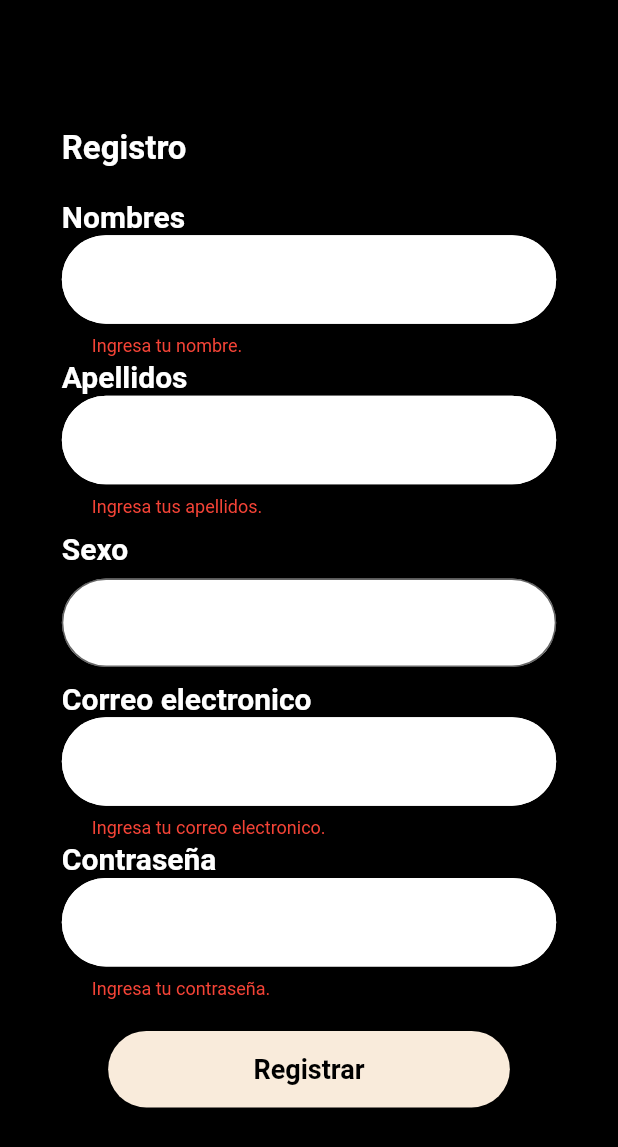
After one commit to RodriCalle/FashionApp, a Flutter app: the screen it shows after launch, after a tap on "Registrar", on a phone screen of 412 x 824 dp. The commit adds this screen. Shown: the top 1147 px of the screen. Run offline on Flutter 3.47's test engine with Material 2 defaults, Android fonts, the phone set to English and light mode, and no system bars; our stand-ins replace image_picker.

Commit message:
Sign Up Page added

```diff
--- /dev/null
+++ b/lib/classes/Auth.dart
@@ -0,0 +1,25 @@
+class Login {
+  String email;
+  String password;
+
+  Login({
+    this.email = '',
+    this.password = '',
+  });
+}
+
+class Account {
+  String names;
+  String lastNames;
+  String sex;
+  String email;
+  String password;
+
+  Account({
+    this.names = '',
+    this.lastNames = '',
+    this.sex = '',
+    this.email = '',
+    this.password = ''
+  });
+}
--- a/lib/main.dart
+++ b/lib/main.dart
@@ -1,5 +1,6 @@
 
 import 'package:demo_fashion_app/views/LoginPage.dart';
+import 'package:demo_fashion_app/views/SignUpPage.dart';
 import 'package:flutter/material.dart';
 
 import 'components/ScaffoldComponent.dart';
@@ -16,7 +17,7 @@ class MyApp extends StatelessWidget {
     return MaterialApp(
       title: 'Fashion App',
       debugShowCheckedModeBanner: false,
-      home: ScaffoldComponent(),
+      home: SignUpPage(),
     );
   }
 }
--- a/lib/views/LoginPage.dart
+++ b/lib/views/LoginPage.dart
@@ -1,3 +1,4 @@
+import 'package:demo_fashion_app/classes/Auth.dart';
 import 'package:flutter/material.dart';
 
 class LoginPage extends StatefulWidget {
@@ -9,8 +10,7 @@ class LoginPage extends StatefulWidget {
 
 class _LoginPageState extends State<LoginPage> {
   final _formKey = GlobalKey<FormState>(); // GlobalKey para el formulario
-  String _email = '';
-  String _password = '';
+  Login loginData = new Login();
 
   final OutlineInputBorder border = OutlineInputBorder(
     borderRadius: BorderRadius.circular(30),
@@ -80,7 +80,7 @@ class _LoginPageState extends State<LoginPage> {
                             return null;
                           },
                           onSaved: (value) {
-                            _email = value!;
+                            loginData.email = value!;
                           },
                         ),
                       ),
@@ -89,6 +89,7 @@ class _LoginPageState extends State<LoginPage> {
                         width: bodyWidth * 0.65,
                         height: bodyHeight * 0.12,
                         child: TextFormField(
+                          obscureText: true,
                           cursorColor: Colors.white,
                           style: TextStyle(
                             color: Colors.white,
@@ -113,7 +114,7 @@ class _LoginPageState extends State<LoginPage> {
                             return null;
                           },
                           onSaved: (value) {
-                            _password = value!;
+                            loginData.password = value!;
                           },
                         ),
                       ),
--- /dev/null
+++ b/lib/views/SignUpPage.dart
@@ -0,0 +1,289 @@
+import 'package:demo_fashion_app/classes/Auth.dart';
+import 'package:flutter/material.dart';
+
+class SignUpPage extends StatefulWidget {
+  const SignUpPage({Key? key}) : super(key: key);
+
+  @override
+  State<SignUpPage> createState() => _SignUpPageState();
+}
+
+class _SignUpPageState extends State<SignUpPage> {
+  final _formKey = GlobalKey<FormState>();
+  Account accountData = new Account();
+
+  final OutlineInputBorder border = OutlineInputBorder(
+    borderRadius: BorderRadius.circular(30),
+    borderSide: BorderSide(color: Colors.white),
+  );
+
+  final TextStyle txtStyle = TextStyle(
+    fontSize: 20,
+    color: Colors.white,
+    fontWeight: FontWeight.w600,
+  );
+
+  final double heightTextFormField = 0.13;
+
+  @override
+  Widget build(BuildContext context) {
+    return LayoutBuilder(builder: (context, constraints) {
+      double bodyHeight = constraints.maxHeight;
+      double bodyWidth = constraints.maxWidth;
+
+      return Material(
+        color: Colors.black,
+        child: Container(
+          child: Form(
+            key: _formKey,
+            child: Column(
+              mainAxisAlignment: MainAxisAlignment.center,
+              crossAxisAlignment: CrossAxisAlignment.center,
+              children: [
+                Container(
+                  margin: EdgeInsets.fromLTRB(0, 0, 0, 20),
+                  width: bodyWidth * 0.8,
+                  child: Text("Registro", style: TextStyle(color: Colors.white, fontSize: 22, fontWeight: FontWeight.bold)),
+                ),
+                Column(
+                  mainAxisAlignment: MainAxisAlignment.spaceBetween,
+                  children: [
+
+                    Container(
+                      width: bodyWidth * 0.8,
+                      height: bodyHeight * heightTextFormField,
+                      child: Column(
+                        mainAxisAlignment: MainAxisAlignment.spaceEvenly,
+                        children: [
+                          Row(
+                            children: [
+                              Text(
+                                "Nombres",
+                                style: txtStyle,
+                              ),
+                            ],
+                          ),
+                          TextFormField(
+                            cursorColor: Colors.black,
+                            style: TextStyle(
+                              color: Colors.black,
+                            ),
+                            decoration: InputDecoration(
+                              filled: true,
+                              fillColor: Colors.white,
+                              border: border,
+                              contentPadding: EdgeInsets.symmetric(
+                                  horizontal: 20, vertical: 20),
+                              focusedBorder: border,
+                              errorBorder: border,
+                              errorStyle: TextStyle(color: Colors.red),
+                            ),
+                            validator: (value) {
+                              if (value == null || value.isEmpty) {
+                                return 'Ingresa tu nombre.';
+                              }
+                              return null;
+                            },
+                            onSaved: (value) {
+                              accountData.names = value!;
+                            },
+                          ),
+                        ],
+                      ),
+                    ),
+                    Container(
+                      width: bodyWidth * 0.8,
+                      height: bodyHeight * heightTextFormField,
+                      child: Column(
+                        mainAxisAlignment: MainAxisAlignment.spaceEvenly,
+                        children: [
+                          Row(
+                            children: [
+                              Text(
+                                "Apellidos",
+                                style: txtStyle,
+                              ),
+                            ],
+                          ),
+                          TextFormField(
+                            cursorColor: Colors.black,
+                            style: TextStyle(
+                              color: Colors.black,
+                            ),
+                            decoration: InputDecoration(
+                              filled: true,
+                              fillColor: Colors.white,
+                              border: border,
+                              contentPadding: EdgeInsets.symmetric(
+                                  horizontal: 20, vertical: 20),
+                              focusedBorder: border,
+                              errorBorder: border,
+                              errorStyle: TextStyle(color: Colors.red),
+                            ),
+                            validator: (value) {
+                              if (value == null || value.isEmpty) {
+                                return 'Ingresa tus apellidos.';
+                              }
+                              return null;
+                            },
+                            onSaved: (value) {
+                              accountData.lastNames = value!;
+                            },
+                          ),
+                        ],
+                      ),
+                    ),
+                    Container(
+                      width: bodyWidth * 0.8,
+                      height: bodyHeight * heightTextFormField,
+                      child: Column(
+                        mainAxisAlignment: MainAxisAlignment.spaceEvenly,
+                        children: [
+                          Row(
+                            children: [
+                              Text(
+                                "Sexo",
+                                style: txtStyle,
+                              ),
+                            ],
+                          ),
+                          TextFormField(
+                            cursorColor: Colors.black,
+                            style: TextStyle(
+                              color: Colors.black,
+                            ),
+                            decoration: InputDecoration(
+                              filled: true,
+                              fillColor: Colors.white,
+                              border: border,
+                              contentPadding: EdgeInsets.symmetric(
+                                  horizontal: 20, vertical: 20),
+                              focusedBorder: border,
+                              errorBorder: border,
+                              errorStyle: TextStyle(color: Colors.red),
+                            ),
+                            onSaved: (value) {
+                              accountData.sex = value!;
+                            },
+                          ),
+                        ],
+                      ),
+                    ),
+                    Container(
+                      width: bodyWidth * 0.8,
+                      height: bodyHeight * heightTextFormField,
+                      child: Column(
+                        mainAxisAlignment: MainAxisAlignment.spaceEvenly,
+                        children: [
+                          Row(
+                            children: [
+                              Text(
+                                "Correo electronico",
+                                style: txtStyle,
+                              ),
+                            ],
+                          ),
+                          TextFormField(
+                            cursorColor: Colors.black,
+                            style: TextStyle(
+                              color: Colors.black,
+                            ),
+                            decoration: InputDecoration(
+                              filled: true,
+                              fillColor: Colors.white,
+                              border: border,
+                              contentPadding: EdgeInsets.symmetric(
+                                  horizontal: 20, vertical: 20),
+                              focusedBorder: border,
+                              errorBorder: border,
+                              errorStyle: TextStyle(color: Colors.red),
+                            ),
+                            validator: (value) {
+                              if (value == null || value.isEmpty) {
+                                return 'Ingresa tu correo electronico.';
+                              }
+                              return null;
+                            },
+                            onSaved: (value) {
+                              accountData.email = value!;
+                            },
+                          ),
+                        ],
+                      ),
+                    ),
+                    Container(
+                      width: bodyWidth * 0.8,
+                      height: bodyHeight * heightTextFormField,
+                      child: Column(
+                        mainAxisAlignment: MainAxisAlignment.spaceEvenly,
+                        children: [
+                          Row(
+                            children: [
+                              Text(
+                                "Contraseña",
+                                style: txtStyle,
+                              ),
+                            ],
+                          ),
+                          TextFormField(
+                            obscureText: true,
+                            cursorColor: Colors.black,
+                            style: TextStyle(
+                              color: Colors.black,
+                            ),
+                            decoration: InputDecoration(
+                              filled: true,
+                              fillColor: Colors.white,
+                              border: border,
+                              contentPadding: EdgeInsets.symmetric(
+                                  horizontal: 20, vertical: 20),
+                              focusedBorder: border,
+                              errorBorder: border,
+                              errorStyle: TextStyle(color: Colors.red),
+                            ),
+                            validator: (value) {
+                              if (value == null || value.isEmpty) {
+                                return 'Ingresa tu contraseña.';
+                              }
+                              return null;
+                            },
+                            onSaved: (value) {
+                              accountData.password = value!;
+                            },
+                          ),
+                        ],
+                      ),
+                    ),
+
+                  ],
+                ),
+                Container(
+                  margin: EdgeInsets.fromLTRB(0, 20, 0, 0),
+                  width: bodyWidth * 0.65,
+                  child: MaterialButton(
+                      color: Color.fromRGBO(249, 235, 219, 1),
+                      shape: RoundedRectangleBorder(
+                          borderRadius: BorderRadius.circular(30),
+                          side: BorderSide.none),
+                      child: const Padding(
+                        padding: EdgeInsets.all(15.0),
+                        child: Text("Registrar",
+                            style: TextStyle(
+                                color: Colors.black,
+                                fontWeight: FontWeight.bold,
+                                fontSize: 18)),
+                      ),
+                      onPressed: () {
+                        if (_formKey.currentState!.validate()) {
+                          _formKey.currentState!.save();
+                        }
+                      }),
+                ),
+              ],
+            ),
+          ),
+        ),
+      );
+    });
+  }
+}
```
